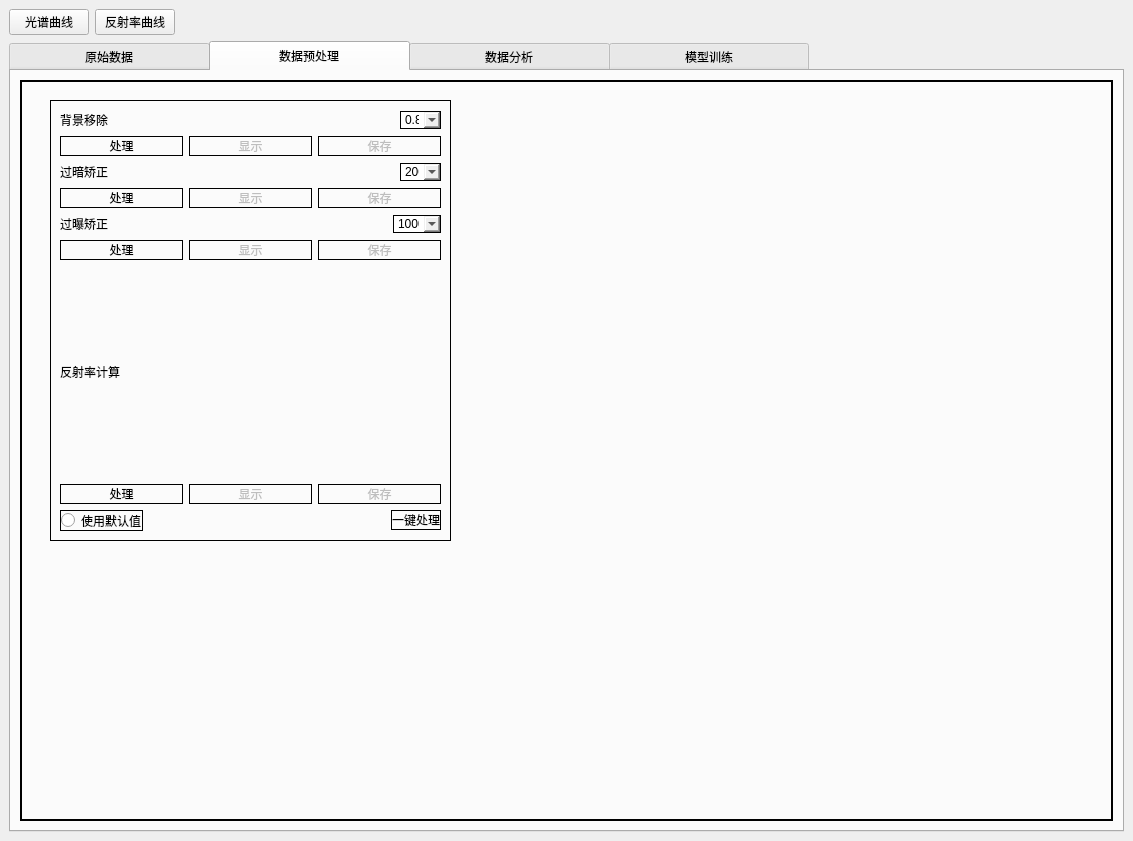
InfiniteTree/HSI-Data-Processing, file MainWindow.ui: the form before one commit.
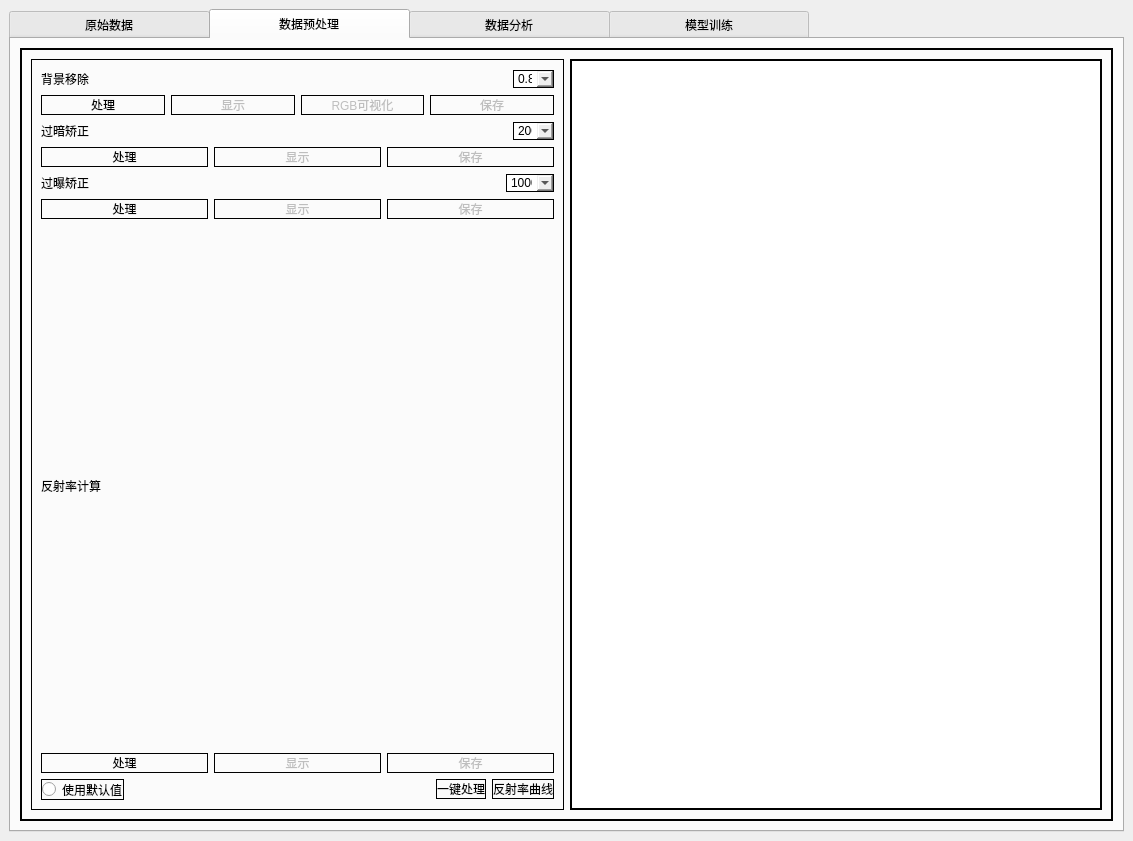
The form after the commit. The open tabs and pages were chosen to show the change.

```diff
--- a/MainWindow.ui
+++ b/MainWindow.ui
@@ -15,37 +15,6 @@
   </property>
   <widget class="QWidget" name="centralwidget">
    <layout class="QVBoxLayout" name="verticalLayout_3">
-    <item>
-     <layout class="QHBoxLayout" name="horizontalLayout_23">
-      <item>
-       <widget class="QPushButton" name="HSCurveBtn">
-        <property name="text">
-         <string>光谱曲线</string>
-        </property>
-       </widget>
-      </item>
-      <item>
-       <widget class="QPushButton" name="RFCurveBtn">
-        <property name="text">
-         <string>反射率曲线</string>
-        </property>
-       </widget>
-      </item>
-      <item>
-       <spacer name="horizontalSpacer_3">
-        <property name="orientation">
-         <enum>Qt::Horizontal</enum>
-        </property>
-        <property name="sizeHint" stdset="0">
-         <size>
-          <width>40</width>
-          <height>20</height>
-         </size>
-        </property>
-       </spacer>
-      </item>
-     </layout>
-    </item>
     <item>
      <widget class="QTabWidget" name="tabWidget">
       <property name="toolTip">
@@ -481,6 +450,17 @@
                        </widget>
                       </item>
                       <item>
+                    <widget class="QPushButton" name="HSCurveBtn">
+                     <property name="text">
+                      <string>光谱曲线</string>
+                     </property>
+                    </widget>
+                   </item>
+                  </layout>
+                 </item>
+                 <item>
+                  <layout class="QVBoxLayout" name="verticalLayout_2">
+                   <item>
                        <layout class="QHBoxLayout" name="horizontalLayout_3">
                         <item>
                          <widget class="QLabel" name="label_4">
@@ -644,15 +624,9 @@
           <property name="frameShadow">
            <enum>QFrame::Raised</enum>
           </property>
+          <layout class="QHBoxLayout" name="horizontalLayout_23">
+           <item>
           <widget class="QFrame" name="frame_3">
-           <property name="geometry">
-            <rect>
-             <x>30</x>
-             <y>20</y>
-             <width>401</width>
-             <height>441</height>
-            </rect>
-           </property>
            <property name="styleSheet">
             <string notr="true">border: 1px solid black;</string>
            </property>
@@ -760,6 +734,19 @@
                 </property>
                </widget>
               </item>
+                <item>
+                 <widget class="QPushButton" name="RmBgViewBtn_2">
+                  <property name="enabled">
+                   <bool>false</bool>
+                  </property>
+                  <property name="cursor">
+                   <cursorShape>PointingHandCursor</cursorShape>
+                  </property>
+                  <property name="text">
+                   <string>RGB可视化</string>
+                  </property>
+                 </widget>
+                </item>
               <item>
                <widget class="QPushButton" name="RmBgSaveBtn">
                 <property name="enabled">
@@ -1043,10 +1030,22 @@
                 </property>
                </widget>
               </item>
+                <item>
+                 <widget class="QPushButton" name="RFCurveBtn">
+                  <property name="text">
+                   <string>反射率曲线</string>
+                  </property>
+                 </widget>
+                </item>
              </layout>
             </item>
            </layout>
           </widget>
+           </item>
+           <item>
+            <widget class="QGraphicsView" name="hsidealtView"/>
+           </item>
+          </layout>
          </widget>
         </item>
        </layout>
```
Left out of the diff: 47 changed lines with no effect on the pictures. Lines whose indentation alone changed are shown as unchanged.
